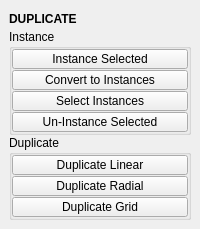
Before: the Qt Designer form tentacle/ui/duplicate.ui in m3trik/tentacle, drawn with Qt 5.
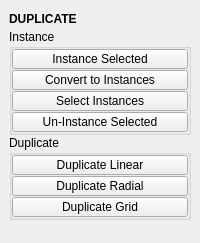
After: the same form once the commit is applied. Custom widgets are drawn as their Qt base class.

```diff
--- a/tentacle/ui/duplicate.ui
+++ b/tentacle/ui/duplicate.ui
@@ -7,7 +7,7 @@
     <x>0</x>
     <y>0</y>
     <width>200</width>
-    <height>212</height>
+    <height>243</height>
    </rect>
   </property>
   <property name="windowTitle">
@@ -435,8 +435,8 @@
         </property>
         <property name="sizeHint" stdset="0">
          <size>
-          <width>20</width>
-          <height>40</height>
+          <width>0</width>
+          <height>10</height>
          </size>
         </property>
        </spacer>
```
